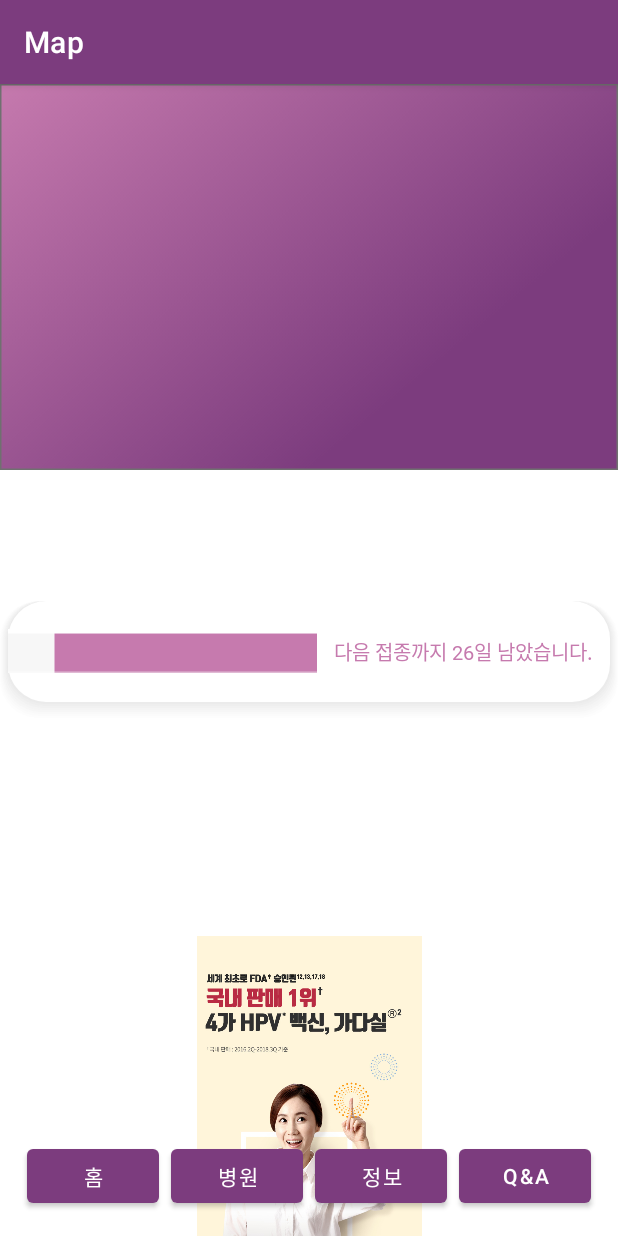
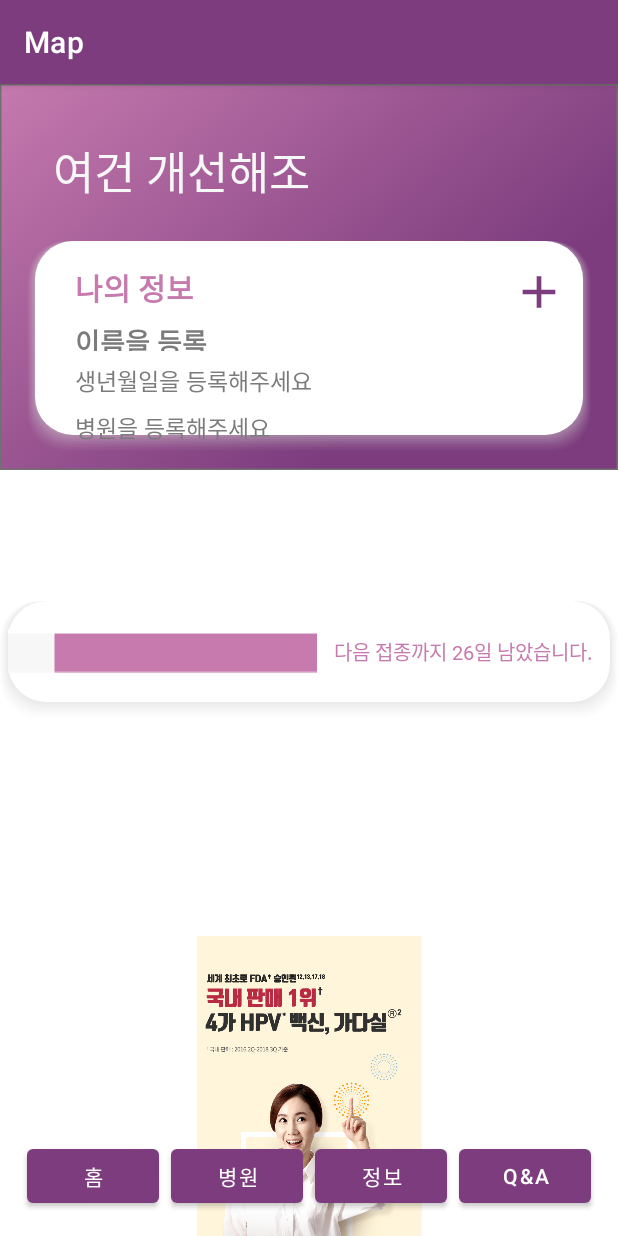
Before and after one commit to 2021Barom/2021_Barom, an Android app: the screen it shows after launch (MainActivity), on a phone screen of 412 x 824 dp. Run offline under Robolectric (Android 15) with nearby library versions, the phone set to English and light mode, and no system bars.

Commit message:
사용자 정보 등록 및 버튼 추가

```diff
--- a/app/src/main/AndroidManifest.xml
+++ b/app/src/main/AndroidManifest.xml
@@ -19,6 +19,11 @@
         android:theme="@style/Theme.Barom"
         android:usesCleartextTraffic="true">
         <activity android:name=".InfoActivity"></activity>
+        <activity android:name=".QuestView"></activity>
+        <activity android:name=".QuestItem"></activity>
+        <activity android:name=".QuestAdd"></activity>
+        <activity android:name=".MyClassAdd"></activity>
+
         <!--
              The API key for Google Maps-based APIs is defined as a string resource.
              (See the file "res/values/google_maps_api.xml").
--- a/app/src/main/java/com/example/barom/MainActivity.kt
+++ b/app/src/main/java/com/example/barom/MainActivity.kt
@@ -4,11 +4,18 @@ import android.content.Intent
 import android.os.Bundle
 import android.os.PersistableBundle
 import android.widget.Button
+import android.widget.TextView
 import androidx.appcompat.app.AppCompatActivity
 
 class MainActivity : AppCompatActivity() {
+    //변수 선언
+    var myclass=MyClass("이름을 등록해주세요", "생년월일을 등록해주세요", "병원을 등록해주세요")
 
-    //변수 선언
+    lateinit var nameTextView: TextView
+    lateinit var birthTextView: TextView
+    lateinit var hospitalTextView: TextView
+    lateinit var addBtn:Button
+
     lateinit var homeBtn: Button
     lateinit var hospitalBtn:Button
     lateinit var infoBtn:Button
@@ -18,10 +25,33 @@ class MainActivity : AppCompatActivity() {
         super.onCreate(savedInstanceState)
         setContentView(R.layout.activity_main)
 
+        nameTextView=findViewById(R.id.nameTextView)
+        birthTextView=findViewById(R.id.birthTextView)
+        hospitalTextView=findViewById(R.id.hospitalTextView)
+        addBtn=findViewById(R.id.addBtn)
+
         homeBtn = findViewById(R.id.homeBtn)
         hospitalBtn = findViewById(R.id.hospitalBtn)
         infoBtn = findViewById(R.id.infoBtn)
         questBtn = findViewById(R.id.questBtn)
+
+        if (intent.hasExtra("name")){
+            myclass= MyClass(intent.getStringExtra("name").toString(),
+                intent.getStringExtra("birth").toString(),
+                intent.getStringExtra("hospital").toString(),)
+        }
+
+        //사용자 정보 등록
+        addBtn.setOnClickListener {
+            var intent= Intent(this, MyClassAdd::class.java)
+            startActivity(intent)
+        }
+
+        //사용자 정보 출력
+        nameTextView.text=myclass.name
+        birthTextView.text=myclass.birth
+        hospitalTextView.text=myclass.hospitbal
+
 
         homeBtn.setOnClickListener {
             val intent = Intent(this, MainActivity::class.java)
--- /dev/null
+++ b/app/src/main/java/com/example/barom/MyClass.kt
@@ -0,0 +1,4 @@
+package com.example.barom
+
+class MyClass(val name:String, val birth:String, val hospitbal:String) {
+}
--- a/app/src/main/java/com/example/barom/QuestView.kt
+++ b/app/src/main/java/com/example/barom/QuestView.kt
@@ -14,11 +14,9 @@ class QuestView: AppCompatActivity() {
     lateinit var listView: ListView
     lateinit var btn_add:Button
 
-
     override fun onCreate(savedInstanceState: Bundle?) {
         super.onCreate(savedInstanceState)
         setContentView(R.layout.quest_listview)
-
 
         var questList= arrayListOf<QuestClass>(
             QuestClass("제목입니다",
--- /dev/null
+++ b/app/src/main/res/drawable/add.xml
@@ -0,0 +1,5 @@
+<vector android:height="24dp" android:tint="#8D1F7F"
+    android:viewportHeight="24" android:viewportWidth="24"
+    android:width="24dp" xmlns:android="http://schemas.android.com/apk/res/android">
+    <path android:fillColor="@android:color/white" android:pathData="M19,13h-6v6h-2v-6H5v-2h6V5h2v6h6v2z"/>
+</vector>
--- a/app/src/main/res/layout/activity_main.xml
+++ b/app/src/main/res/layout/activity_main.xml
@@ -6,6 +6,7 @@
     android:layout_height="match_parent">
 
     <ImageView
+        android:id="@+id/imageView2"
         android:layout_width="wrap_content"
         android:layout_height="wrap_content"
         android:layout_gravity="top"
@@ -13,10 +14,113 @@
         app:layout_constraintStart_toStartOf="parent"
         app:layout_constraintTop_toTopOf="parent" />
 
+    <View
+        android:id="@+id/view5"
+        android:layout_width="376dp"
+        android:layout_height="140dp"
+        android:layout_marginTop="24dp"
+        android:background="@drawable/rectangle"
+        app:layout_constraintEnd_toEndOf="parent"
+        app:layout_constraintStart_toStartOf="@+id/imageView2"
+        app:layout_constraintTop_toBottomOf="@+id/textView" />
+
+    <TextView
+        android:id="@+id/birthTextView"
+        android:layout_width="wrap_content"
+        android:layout_height="wrap_content"
+        android:layout_marginStart="32dp"
+        android:layout_marginTop="8dp"
+        android:fontFamily="@font/atitlegothic2"
+        android:text="생년월일: 0000.00.00"
+        android:textColor="@color/textColor"
+        android:textSize="15dp"
+        app:layout_constraintStart_toStartOf="@+id/view5"
+        app:layout_constraintTop_toBottomOf="@+id/nameTextView" />
+
+    <TextView
+        android:id="@+id/hospitalTextView"
+        android:layout_width="wrap_content"
+        android:layout_height="wrap_content"
+        android:layout_marginStart="32dp"
+        android:layout_marginTop="8dp"
+        android:fontFamily="@font/atitlegothic2"
+        android:text="나의 병원: 바롬 대학 병원"
+        android:textColor="@color/textColor"
+        android:textSize="15dp"
+        app:layout_constraintStart_toStartOf="@+id/view5"
+        app:layout_constraintTop_toBottomOf="@+id/birthTextView" />
+
+    <TextView
+        android:id="@+id/nameTextView"
+        android:layout_width="94dp"
+        android:layout_height="19dp"
+        android:layout_marginStart="32dp"
+        android:layout_marginTop="8dp"
+        android:fontFamily="@font/atitlegothic2"
+        android:text="박슈니(여)님"
+        android:textColor="@color/textColor"
+        android:textSize="18sp"
+        android:textStyle="bold"
+        app:layout_constraintStart_toStartOf="@+id/view5"
+        app:layout_constraintTop_toBottomOf="@+id/textView2" />
+
+    <TextView
+        android:id="@+id/textView2"
+        android:layout_width="wrap_content"
+        android:layout_height="wrap_content"
+        android:layout_marginStart="32dp"
+        android:layout_marginTop="16dp"
+        android:fontFamily="@font/atitlegothic2"
+        android:text="나의 정보"
+        android:textColor="@color/purple_700"
+        android:textSize="20sp"
+        android:textStyle="bold"
+        app:layout_constraintStart_toStartOf="@+id/view5"
+        app:layout_constraintTop_toTopOf="@+id/view5" />
+
+    <TextView
+        android:id="@+id/textView"
+        android:layout_width="wrap_content"
+        android:layout_height="wrap_content"
+        android:layout_marginStart="35dp"
+        android:layout_marginTop="35dp"
+        android:fontFamily="@font/atitlegothic3"
+        android:text="여건 개선해조"
+        android:textColor="@color/backgroundGray"
+        android:textSize="30dp"
+        app:layout_constraintStart_toStartOf="parent"
+        app:layout_constraintTop_toTopOf="parent" />
+
+    <Button
+        android:id="@+id/addBtn"
+        android:layout_width="37dp"
+        android:layout_height="36dp"
+        android:layout_marginTop="16dp"
+        android:layout_marginEnd="16dp"
+        android:background="@drawable/add"
+        app:layout_constraintEnd_toEndOf="@+id/view5"
+        app:layout_constraintTop_toTopOf="@+id/view5" />
 
     <LinearLayout
         android:layout_width="match_parent"
-        android:layout_height="match_parent">
+        android:layout_height="match_parent"
+        tools:layout_editor_absoluteX="411dp">
+
+        <ImageView
+            android:layout_width="match_parent"
+            android:layout_height="200dp"
+            android:layout_gravity="bottom|fill_horizontal"
+            android:src="@drawable/image1" />
+
+    </LinearLayout>
+
+    <LinearLayout
+        android:layout_width="match_parent"
+        android:layout_height="match_parent"
+        app:layout_constraintBottom_toBottomOf="parent"
+        app:layout_constraintEnd_toEndOf="parent"
+        app:layout_constraintStart_toStartOf="parent"
+        app:layout_constraintTop_toTopOf="parent">
 
 
         <TextView
@@ -32,19 +136,6 @@
             android:textSize="13dp" />
 
     </LinearLayout>
-
-    <LinearLayout
-        android:layout_width="match_parent"
-        android:layout_height="match_parent">
-
-        <ImageView
-            android:layout_width="match_parent"
-            android:layout_height="200dp"
-            android:layout_gravity="bottom|fill_horizontal"
-            android:src="@drawable/image1" />
-
-    </LinearLayout>
-
 
 
     <Button
--- a/app/src/main/res/layout/quest_listitem.xml
+++ b/app/src/main/res/layout/quest_listitem.xml
@@ -34,13 +34,13 @@
         android:layout_width="340dp"
         android:layout_height="wrap_content"
         android:layout_marginStart="16dp"
-        android:layout_marginBottom="24dp"
+        android:layout_marginTop="16dp"
         android:fontFamily="@font/atitlegothic2"
         android:text="Lorem ipsum dolor sit amet, consetetur sadipscing elitr,
         sed diam nonumy eirmod tempor invidunt ut labore et dolore magna aliquyam erat,
         sed diam voluptua...."
         android:textColor="@color/textColor"
         android:textSize="12dp"
-        app:layout_constraintBottom_toBottomOf="@+id/view"
-        app:layout_constraintStart_toStartOf="@+id/view" />
+        app:layout_constraintStart_toStartOf="@+id/view"
+        app:layout_constraintTop_toBottomOf="@+id/textTitleView" />
 </androidx.constraintlayout.widget.ConstraintLayout>
```
Also changed, not shown: app/src/main/java/com/example/barom/MyClassAdd.kt (added, +32 -0 lines), app/src/main/res/layout/myclass_activity.xml (added, +128 -0 lines), app/src/main/res/layout/quest_detail.xml (+33 -29 lines), app/src/main/res/layout/quest_listview.xml (+17 -15 lines).
